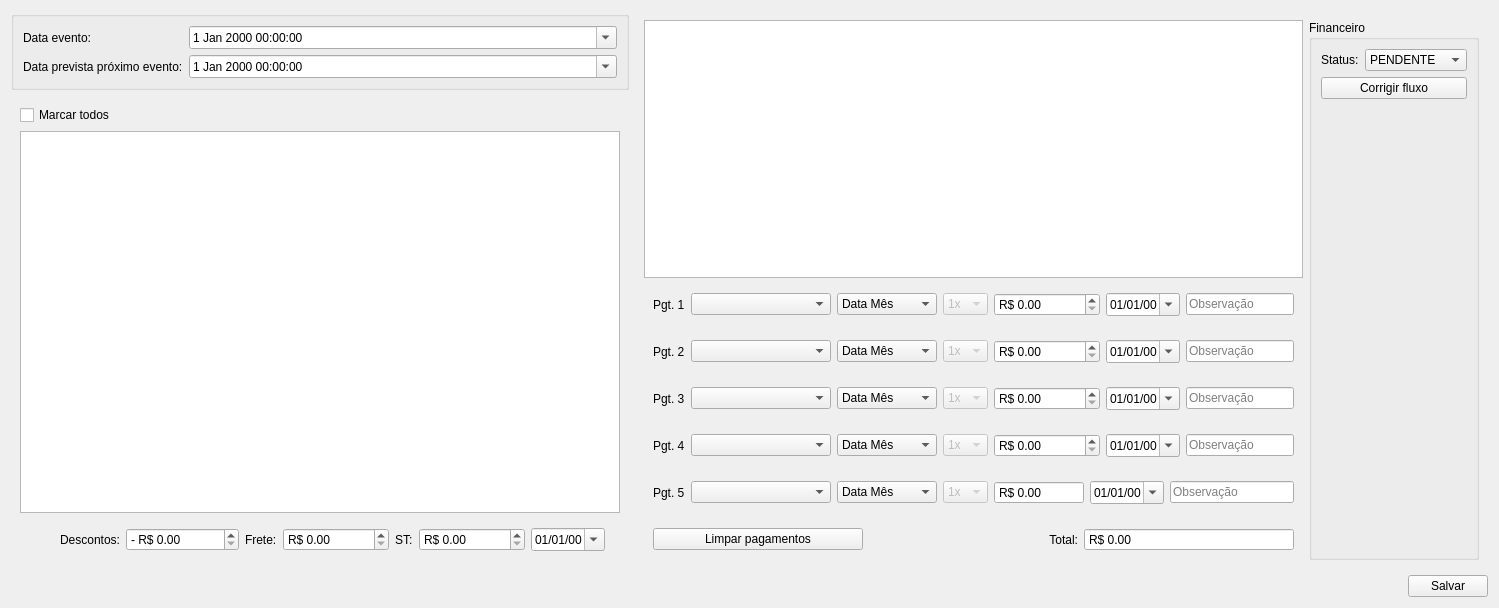
Qt form ui/inputdialogfinanceiro.ui (darktorres/ERP-STACCATO) before a commit.
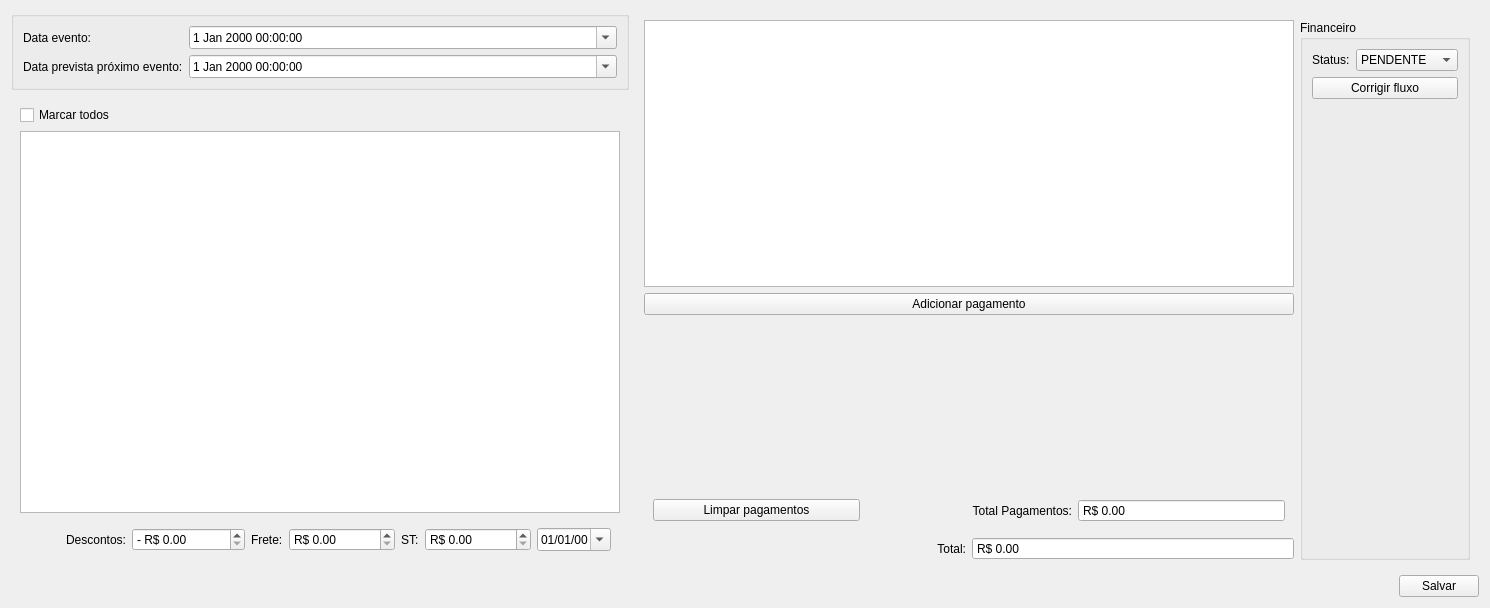
The same form after that commit. Custom widgets are drawn as their Qt base class.

What changed in the file:
```diff
--- a/ui/inputdialogfinanceiro.ui
+++ b/ui/inputdialogfinanceiro.ui
@@ -95,182 +95,33 @@
       </item>
       <item row="1" column="0">
        <layout class="QGridLayout" name="gridLayout_8">
-        <item row="3" column="0">
-         <widget class="QFrame" name="framePgt4">
-          <layout class="QGridLayout" name="gridLayout_9">
-           <item row="0" column="0">
-            <widget class="QLabel" name="label_4">
-             <property name="text">
-              <string>Pgt. 4</string>
-             </property>
-            </widget>
-           </item>
-           <item row="0" column="4">
-            <widget class="QDoubleSpinBox" name="doubleSpinBoxPgt4">
-             <property name="minimumSize">
-              <size>
-               <width>80</width>
-               <height>0</height>
-              </size>
-             </property>
-             <property name="showGroupSeparator" stdset="0">
-              <bool>true</bool>
-             </property>
-             <property name="prefix">
-              <string>R$ </string>
-             </property>
-             <property name="maximum">
-              <double>999999.989999999990687</double>
-             </property>
-            </widget>
-           </item>
-           <item row="0" column="1">
-            <widget class="QComboBox" name="comboBoxPgt4">
-             <property name="minimumSize">
-              <size>
-               <width>140</width>
-               <height>0</height>
-              </size>
-             </property>
-            </widget>
-           </item>
-           <item row="0" column="3">
-            <widget class="QComboBox" name="comboBoxPgt4Parc">
-             <property name="enabled">
-              <bool>false</bool>
-             </property>
-             <property name="sizePolicy">
-              <sizepolicy hsizetype="Fixed" vsizetype="Fixed">
-               <horstretch>0</horstretch>
-               <verstretch>0</verstretch>
-              </sizepolicy>
-             </property>
-             <property name="maximumSize">
-              <size>
-               <width>45</width>
-               <height>16777215</height>
-              </size>
-             </property>
-             <item>
-              <property name="text">
-               <string>1x</string>
-              </property>
-             </item>
-             <item>
-              <property name="text">
-               <string>2x</string>
-              </property>
-             </item>
-             <item>
-              <property name="text">
-               <string>3x</string>
-              </property>
-             </item>
-             <item>
-              <property name="text">
-               <string>4x</string>
-              </property>
-             </item>
-             <item>
-              <property name="text">
-               <string>5x</string>
-              </property>
-             </item>
-             <item>
-              <property name="text">
-               <string>6x</string>
-              </property>
-             </item>
-             <item>
-              <property name="text">
-               <string>7x</string>
-              </property>
-             </item>
-             <item>
-              <property name="text">
-               <string>8x</string>
-              </property>
-             </item>
-             <item>
-              <property name="text">
-               <string>9x</string>
-              </property>
-             </item>
-             <item>
-              <property name="text">
-               <string>10x</string>
-              </property>
-             </item>
-            </widget>
-           </item>
-           <item row="0" column="5">
-            <widget class="QDateEdit" name="dateEditPgt4">
-             <property name="currentSection">
-              <enum>QDateTimeEdit::DaySection</enum>
-             </property>
-             <property name="displayFormat">
-              <string>dd/MM/yy</string>
-             </property>
-             <property name="calendarPopup">
-              <bool>true</bool>
-             </property>
-            </widget>
-           </item>
-           <item row="0" column="6">
-            <widget class="QLineEdit" name="lineEditPgt4">
-             <property name="placeholderText">
-              <string>Observação</string>
-             </property>
-            </widget>
-           </item>
-           <item row="0" column="2">
-            <widget class="QComboBox" name="comboBoxData4">
-             <property name="enabled">
-              <bool>true</bool>
-             </property>
-             <property name="minimumSize">
-              <size>
-               <width>100</width>
-               <height>0</height>
-              </size>
-             </property>
-             <property name="maximumSize">
-              <size>
-               <width>45</width>
-               <height>16777215</height>
-              </size>
-             </property>
-             <item>
-              <property name="text">
-               <string>Data Mês</string>
-              </property>
-             </item>
-             <item>
-              <property name="text">
-               <string>Data + 1 Mês</string>
-              </property>
-             </item>
-             <item>
-              <property name="text">
-               <string>14</string>
-              </property>
-             </item>
-             <item>
-              <property name="text">
-               <string>28</string>
-              </property>
-             </item>
-             <item>
-              <property name="text">
-               <string>30</string>
-              </property>
-             </item>
-            </widget>
-           </item>
-          </layout>
+        <item row="1" column="0" colspan="2">
+         <widget class="WidgetPagamentos" name="widgetPgts" native="true">
+          <property name="sizePolicy">
+           <sizepolicy hsizetype="Expanding" vsizetype="Expanding">
+            <horstretch>0</horstretch>
+            <verstretch>0</verstretch>
+           </sizepolicy>
+          </property>
          </widget>
         </item>
-        <item row="5" column="0">
+        <item row="0" column="0" colspan="2">
+         <widget class="QPushButton" name="pushButtonAdicionarPagamento">
+          <property name="minimumSize">
+           <size>
+            <width>650</width>
+            <height>0</height>
+           </size>
+          </property>
+          <property name="text">
+           <string>Adicionar pagamento</string>
+          </property>
+          <property name="autoDefault">
+           <bool>false</bool>
+          </property>
+         </widget>
+        </item>
+        <item row="2" column="0" colspan="2">
          <widget class="QFrame" name="framePgtTotal">
           <layout class="QHBoxLayout" name="horizontalLayout_3">
            <item>
@@ -292,7 +143,7 @@
               </sizepolicy>
              </property>
              <property name="text">
-              <string>Total:</string>
+              <string>Total Pagamentos:</string>
              </property>
              <property name="alignment">
               <set>Qt::AlignRight|Qt::AlignTrailing|Qt::AlignVCenter</set>
@@ -321,704 +172,39 @@
           </layout>
          </widget>
         </item>
-        <item row="0" column="0">
-         <widget class="QFrame" name="framePgt1">
-          <layout class="QGridLayout" name="gridLayout_5">
-           <item row="0" column="0">
-            <widget class="QLabel" name="label">
-             <property name="text">
-              <string>Pgt. 1</string>
-             </property>
-            </widget>
-           </item>
-           <item row="0" column="3">
-            <widget class="QComboBox" name="comboBoxPgt1Parc">
-             <property name="enabled">
-              <bool>false</bool>
-             </property>
-             <property name="sizePolicy">
-              <sizepolicy hsizetype="Fixed" vsizetype="Fixed">
-               <horstretch>0</horstretch>
-               <verstretch>0</verstretch>
-              </sizepolicy>
-             </property>
-             <property name="maximumSize">
-              <size>
-               <width>45</width>
-               <height>16777215</height>
-              </size>
-             </property>
-             <item>
-              <property name="text">
-               <string>1x</string>
-              </property>
-             </item>
-             <item>
-              <property name="text">
-               <string>2x</string>
-              </property>
-             </item>
-             <item>
-              <property name="text">
-               <string>3x</string>
-              </property>
-             </item>
-             <item>
-              <property name="text">
-               <string>4x</string>
-              </property>
-             </item>
-             <item>
-              <property name="text">
-               <string>5x</string>
-              </property>
-             </item>
-             <item>
-              <property name="text">
-               <string>6x</string>
-              </property>
-             </item>
-             <item>
-              <property name="text">
-               <string>7x</string>
-              </property>
-             </item>
-             <item>
-              <property name="text">
-               <string>8x</string>
-              </property>
-             </item>
-             <item>
-              <property name="text">
-               <string>9x</string>
-              </property>
-             </item>
-             <item>
-              <property name="text">
-               <string>10x</string>
-              </property>
-             </item>
-            </widget>
-           </item>
-           <item row="0" column="5">
-            <widget class="QDateEdit" name="dateEditPgt1">
-             <property name="displayFormat">
-              <string>dd/MM/yy</string>
-             </property>
-             <property name="calendarPopup">
-              <bool>true</bool>
-             </property>
-            </widget>
-           </item>
-           <item row="0" column="6">
-            <widget class="QLineEdit" name="lineEditPgt1">
-             <property name="placeholderText">
-              <string>Observação</string>
-             </property>
-            </widget>
-           </item>
-           <item row="0" column="1">
-            <widget class="QComboBox" name="comboBoxPgt1">
-             <property name="minimumSize">
-              <size>
-               <width>140</width>
-               <height>0</height>
-              </size>
-             </property>
-            </widget>
-           </item>
-           <item row="0" column="4">
-            <widget class="QDoubleSpinBox" name="doubleSpinBoxPgt1">
-             <property name="minimumSize">
-              <size>
-               <width>80</width>
-               <height>0</height>
-              </size>
-             </property>
-             <property name="showGroupSeparator" stdset="0">
-              <bool>true</bool>
-             </property>
-             <property name="prefix">
-              <string>R$ </string>
-             </property>
-             <property name="maximum">
-              <double>999999.989999999990687</double>
-             </property>
-            </widget>
-           </item>
-           <item row="0" column="2">
-            <widget class="QComboBox" name="comboBoxData1">
-             <property name="enabled">
-              <bool>true</bool>
-             </property>
-             <property name="minimumSize">
-              <size>
-               <width>100</width>
-               <height>0</height>
-              </size>
-             </property>
-             <property name="maximumSize">
-              <size>
-               <width>45</width>
-               <height>16777215</height>
-              </size>
-             </property>
-             <item>
-              <property name="text">
-               <string>Data Mês</string>
-              </property>
-             </item>
-             <item>
-              <property name="text">
-               <string>Data + 1 Mês</string>
-              </property>
-             </item>
-             <item>
-              <property name="text">
-               <string>14</string>
-              </property>
-             </item>
-             <item>
-              <property name="text">
-               <string>28</string>
-              </property>
-             </item>
-             <item>
-              <property name="text">
-               <string>30</string>
-              </property>
-             </item>
-            </widget>
-           </item>
-          </layout>
+        <item row="3" column="0">
+         <widget class="QLabel" name="labelRestante_2">
+          <property name="sizePolicy">
+           <sizepolicy hsizetype="Preferred" vsizetype="Preferred">
+            <horstretch>0</horstretch>
+            <verstretch>0</verstretch>
+           </sizepolicy>
+          </property>
+          <property name="text">
+           <string>Total:</string>
+          </property>
+          <property name="alignment">
+           <set>Qt::AlignRight|Qt::AlignTrailing|Qt::AlignVCenter</set>
+          </property>
          </widget>
         </item>
-        <item row="1" column="0">
-         <widget class="QFrame" name="framePgt2">
-          <layout class="QGridLayout" name="gridLayout_6">
-           <item row="0" column="5">
-            <widget class="QDateEdit" name="dateEditPgt2">
-             <property name="displayFormat">
-              <string>dd/MM/yy</string>
-             </property>
-             <property name="calendarPopup">
-              <bool>true</bool>
-             </property>
-            </widget>
-           </item>
-           <item row="0" column="4">
-            <widget class="QDoubleSpinBox" name="doubleSpinBoxPgt2">
-             <property name="minimumSize">
-              <size>
-               <width>80</width>
-               <height>0</height>
-              </size>
-             </property>
-             <property name="showGroupSeparator" stdset="0">
-              <bool>true</bool>
-             </property>
-             <property name="prefix">
-              <string>R$ </string>
-             </property>
-             <property name="maximum">
-              <double>999999.989999999990687</double>
-             </property>
-            </widget>
-           </item>
-           <item row="0" column="3">
-            <widget class="QComboBox" name="comboBoxPgt2Parc">
-             <property name="enabled">
-              <bool>false</bool>
-             </property>
-             <property name="sizePolicy">
-              <sizepolicy hsizetype="Fixed" vsizetype="Fixed">
-               <horstretch>0</horstretch>
-               <verstretch>0</verstretch>
-              </sizepolicy>
-             </property>
-             <property name="maximumSize">
-              <size>
-               <width>45</width>
-               <height>16777215</height>
-              </size>
-             </property>
-             <item>
-              <property name="text">
-               <string>1x</string>
-              </property>
-             </item>
-             <item>
-              <property name="text">
-               <string>2x</string>
-              </property>
-             </item>
-             <item>
-              <property name="text">
-               <string>3x</string>
-              </property>
-             </item>
-             <item>
-              <property name="text">
-               <string>4x</string>
-              </property>
-             </item>
-             <item>
-              <property name="text">
-               <string>5x</string>
-              </property>
-             </item>
-             <item>
-              <property name="text">
-               <string>6x</string>
-              </property>
-             </item>
-             <item>
-              <property name="text">
-               <string>7x</string>
-              </property>
-             </item>
-             <item>
-              <property name="text">
-               <string>8x</string>
-              </property>
-             </item>
-             <item>
-              <property name="text">
-               <string>9x</string>
-              </property>
-             </item>
-             <item>
-              <property name="text">
-               <string>10x</string>
-              </property>
-             </item>
-            </widget>
-           </item>
-           <item row="0" column="0">
-            <widget class="QLabel" name="label_2">
-             <property name="text">
-              <string>Pgt. 2</string>
-             </property>
-            </widget>
-           </item>
-           <item row="0" column="6">
-            <widget class="QLineEdit" name="lineEditPgt2">
-             <property name="placeholderText">
-              <string>Observação</string>
-             </property>
-            </widget>
-           </item>
-           <item row="0" column="1">
-            <widget class="QComboBox" name="comboBoxPgt2">
-             <property name="minimumSize">
-              <size>
-               <width>140</width>
-               <height>0</height>
-              </size>
-             </property>
-            </widget>
-           </item>
-           <item row="0" column="2">
-            <widget class="QComboBox" name="comboBoxData2">
-             <property name="enabled">
-              <bool>true</bool>
-             </property>
-             <property name="minimumSize">
-              <size>
-               <width>100</width>
-               <height>0</height>
-              </size>
-             </property>
-             <property name="maximumSize">
-              <size>
-               <width>45</width>
-               <height>16777215</height>
-              </size>
-             </property>
-             <item>
-              <property name="text">
-               <string>Data Mês</string>
-              </property>
-             </item>
-             <item>
-              <property name="text">
-               <string>Data + 1Mês</string>
-              </property>
-             </item>
-             <item>
-              <property name="text">
-               <string>14</string>
-              </property>
-             </item>
-             <item>
-              <property name="text">
-               <string>28</string>
-              </property>
-             </item>
-             <item>
-              <property name="text">
-               <string>30</string>
-              </property>
-             </item>
-            </widget>
-           </item>
-          </layout>
-         </widget>
-        </item>
-        <item row="2" column="0">
-         <widget class="QFrame" name="framePgt3">
-          <layout class="QGridLayout" name="gridLayout_4">
-           <item row="0" column="0">
-            <widget class="QLabel" name="label_3">
-             <property name="text">
-              <string>Pgt. 3</string>
-             </property>
-            </widget>
-           </item>
-           <item row="0" column="4">
-            <widget class="QDoubleSpinBox" name="doubleSpinBoxPgt3">
-             <property name="minimumSize">
-              <size>
-               <width>80</width>
-               <height>0</height>
-              </size>
-             </property>
-             <property name="showGroupSeparator" stdset="0">
-              <bool>true</bool>
-             </property>
-             <property name="prefix">
-              <string>R$ </string>
-             </property>
-             <property name="maximum">
-              <double>999999.989999999990687</double>
-             </property>
-            </widget>
-           </item>
-           <item row="0" column="1">
-            <widget class="QComboBox" name="comboBoxPgt3">
-             <property name="minimumSize">
-              <size>
-               <width>140</width>
-               <height>0</height>
-              </size>
-             </property>
-            </widget>
-           </item>
-           <item row="0" column="3">
-            <widget class="QComboBox" name="comboBoxPgt3Parc">
-             <property name="enabled">
-              <bool>false</bool>
-             </property>
-             <property name="sizePolicy">
-              <sizepolicy hsizetype="Fixed" vsizetype="Fixed">
-               <horstretch>0</horstretch>
-               <verstretch>0</verstretch>
-              </sizepolicy>
-             </property>
-             <property name="maximumSize">
-              <size>
-               <width>45</width>
-               <height>16777215</height>
-              </size>
-             </property>
-             <item>
-              <property name="text">
-               <string>1x</string>
-              </property>
-             </item>
-             <item>
-              <property name="text">
-               <string>2x</string>
-              </property>
-             </item>
-             <item>
-              <property name="text">
-               <string>3x</string>
-              </property>
-             </item>
-             <item>
-              <property name="text">
-               <string>4x</string>
-              </property>
-             </item>
-             <item>
-              <property name="text">
-               <string>5x</string>
-              </property>
-             </item>
-             <item>
-              <property name="text">
-               <string>6x</string>
-              </property>
-             </item>
-             <item>
-              <property name="text">
-               <string>7x</string>
-              </property>
-             </item>
-             <item>
-              <property name="text">
-               <string>8x</string>
-              </property>
-             </item>
-             <item>
-              <property name="text">
-               <string>9x</string>
-              </property>
-             </item>
-             <item>
-              <property name="text">
-               <string>10x</string>
-              </property>
-             </item>
-            </widget>
-           </item>
-           <item row="0" column="5">
-            <widget class="QDateEdit" name="dateEditPgt3">
-             <property name="currentSection">
-              <enum>QDateTimeEdit::DaySection</enum>
-             </property>
-             <property name="displayFormat">
-              <string>dd/MM/yy</string>
-             </property>
-             <property name="calendarPopup">
-              <bool>true</bool>
-             </property>
-            </widget>
-           </item>
-           <item row="0" column="6">
-            <widget class="QLineEdit" name="lineEditPgt3">
-             <property name="placeholderText">
-              <string>Observação</string>
-             </property>
-            </widget>
-           </item>
-           <item row="0" column="2">
-            <widget class="QComboBox" name="comboBoxData3">
-             <property name="enabled">
-              <bool>true</bool>
-             </property>
-             <property name="minimumSize">
-              <size>
-               <width>100</width>
-               <height>0</height>
-              </size>
-             </property>
-             <property name="maximumSize">
-              <size>
-               <width>45</width>
-               <height>16777215</height>
-              </size>
-             </property>
-             <item>
-              <property name="text">
-               <string>Data Mês</string>
-              </property>
-             </item>
-             <item>
-              <property name="text">
-               <string>Data + 1 Mês</string>
-              </property>
-             </item>
-             <item>
-              <property name="text">
-               <string>14</string>
-              </property>
-             </item>
-             <item>
-              <property name="text">
-               <string>28</string>
-              </property>
-             </item>
-             <item>
-              <property name="text">
-               <string>30</string>
-              </property>
-             </item>
-            </widget>
-           </item>
-          </layout>
-         </widget>
-        </item>
-        <item row="4" column="0">
-         <widget class="QFrame" name="framePgt5">
-          <layout class="QGridLayout" name="gridLayout_12">
-           <item row="0" column="0">
-            <widget class="QLabel" name="label_6">
-             <property name="text">
-              <string>Pgt. 5</string>
-             </property>
-            </widget>
-           </item>
-           <item row="0" column="4">
-            <widget class="QDoubleSpinBox" name="doubleSpinBoxPgt5">
-             <property name="minimumSize">
-              <size>
-               <width>80</width>
-               <height>0</height>
-              </size>
-             </property>
-             <property name="readOnly">
-              <bool>true</bool>
-             </property>
-             <property name="buttonSymbols">
-              <enum>QAbstractSpinBox::NoButtons</enum>
-             </property>
-             <property name="showGroupSeparator" stdset="0">
-              <bool>true</bool>
-             </property>
-             <property name="prefix">
-              <string>R$ </string>
-             </property>
-             <property name="maximum">
-              <double>999999.989999999990687</double>
-             </property>
-            </widget>
-           </item>
-           <item row="0" column="1">
-            <widget class="QComboBox" name="comboBoxPgt5">
-             <property name="minimumSize">
-              <size>
-               <width>140</width>
-               <height>0</height>
-              </size>
-             </property>
-            </widget>
-           </item>
-           <item row="0" column="3">
-            <widget class="QComboBox" name="comboBoxPgt5Parc">
-             <property name="enabled">
-              <bool>false</bool>
-             </property>
-             <property name="sizePolicy">
-              <sizepolicy hsizetype="Fixed" vsizetype="Fixed">
-               <horstretch>0</horstretch>
-               <verstretch>0</verstretch>
-              </sizepolicy>
-             </property>
-             <property name="maximumSize">
-              <size>
-               <width>45</width>
-               <height>16777215</height>
-              </size>
-             </property>
-             <item>
-              <property name="text">
-               <string>1x</string>
-              </property>
-             </item>
-             <item>
-              <property name="text">
-               <string>2x</string>
-              </property>
-             </item>
-             <item>
-              <property name="text">
-               <string>3x</string>
-              </property>
-             </item>
-             <item>
-              <property name="text">
-               <string>4x</string>
-              </property>
-             </item>
-             <item>
-              <property name="text">
-               <string>5x</string>
-              </property>
-             </item>
-             <item>
-              <property name="text">
-               <string>6x</string>
-              </property>
-             </item>
-             <item>
-              <property name="text">
-               <string>7x</string>
-              </property>
-             </item>
-             <item>
-              <property name="text">
-               <string>8x</string>
-              </property>
-             </item>
-             <item>
-              <property name="text">
-               <string>9x</string>
-              </property>
-             </item>
-             <item>
-              <property name="text">
-               <string>10x</string>
-              </property>
-             </item>
-            </widget>
-           </item>
-           <item row="0" column="5">
-            <widget class="QDateEdit" name="dateEditPgt5">
-             <property name="currentSection">
-              <enum>QDateTimeEdit::DaySection</enum>
-             </property>
-             <property name="displayFormat">
-              <string>dd/MM/yy</string>
-             </property>
-             <property name="calendarPopup">
-              <bool>true</bool>
-             </property>
-            </widget>
-           </item>
-           <item row="0" column="6">
-            <widget class="QLineEdit" name="lineEditPgt5">
-             <property name="placeholderText">
-              <string>Observação</string>
-             </property>
-            </widget>
-           </item>
-           <item row="0" column="2">
-            <widget class="QComboBox" name="comboBoxData5">
-             <property name="enabled">
-              <bool>true</bool>
-             </property>
-             <property name="minimumSize">
-              <size>
-               <width>100</width>
-               <height>0</height>
-              </size>
-             </property>
-             <property name="maximumSize">
-              <size>
-               <width>45</width>
-               <height>16777215</height>
-              </size>
-             </property>
-             <item>
-              <property name="text">
-               <string>Data Mês</string>
-              </property>
-             </item>
-             <item>
-              <property name="text">
-               <string>Data + 1 Mês</string>
-              </property>
-             </item>
-             <item>
-              <property name="text">
-               <string>14</string>
-              </property>
-             </item>
-             <item>
-              <property name="text">
-               <string>28</string>
-              </property>
-             </item>
-             <item>
-              <property name="text">
-               <string>30</string>
-              </property>
-             </item>
-            </widget>
-           </item>
-          </layout>
+        <item row="3" column="1">
+         <widget class="QDoubleSpinBox" name="doubleSpinBoxTotal">
+          <property name="readOnly">
+           <bool>true</bool>
+          </property>
+          <property name="buttonSymbols">
+           <enum>QAbstractSpinBox::NoButtons</enum>
+          </property>
+          <property name="showGroupSeparator" stdset="0">
+           <bool>true</bool>
+          </property>
+          <property name="prefix">
+           <string>R$ </string>
+          </property>
+          <property name="maximum">
+           <double>999999.989999999990687</double>
+          </property>
          </widget>
         </item>
        </layout>
@@ -1099,7 +285,33 @@
    <item row="1" column="0">
     <widget class="QFrame" name="frameDataPreco">
      <layout class="QGridLayout" name="gridLayout_3">
-      <item row="3" column="0">
+      <item row="1" column="0" colspan="2">
+       <widget class="QCheckBox" name="checkBoxMarcarTodos">
+        <property name="text">
+         <string>Marcar todos</string>
+        </property>
+       </widget>
+      </item>
+      <item row="2" column="0" colspan="2">
+       <widget class="TableView" name="table">
+        <property name="minimumSize">
+         <size>
+          <width>600</width>
+          <height>0</height>
+         </size>
+        </property>
+        <property name="mouseTracking">
+         <bool>true</bool>
+        </property>
+        <property name="selectionMode">
+         <enum>QAbstractItemView::MultiSelection</enum>
+        </property>
+        <property name="selectionBehavior">
+         <enum>QAbstractItemView::SelectRows</enum>
+        </property>
+       </widget>
+      </item>
+      <item row="3" column="0" colspan="2">
        <widget class="QFrame" name="frameFrete">
         <layout class="QHBoxLayout" name="horizontalLayout_4">
          <item>
@@ -1206,32 +418,6 @@
         </layout>
        </widget>
       </item>
-      <item row="1" column="0" colspan="2">
-       <widget class="QCheckBox" name="checkBoxMarcarTodos">
-        <property name="text">
-         <string>Marcar todos</string>
-        </property>
-       </widget>
-      </item>
-      <item row="2" column="0" colspan="2">
-       <widget class="TableView" name="table">
-        <property name="minimumSize">
-         <size>
-          <width>600</width>
-          <height>0</height>
-         </size>
-        </property>
-        <property name="mouseTracking">
-         <bool>true</bool>
-        </property>
-        <property name="selectionMode">
-         <enum>QAbstractItemView::MultiSelection</enum>
-        </property>
-        <property name="selectionBehavior">
-         <enum>QAbstractItemView::SelectRows</enum>
-        </property>
-       </widget>
-      </item>
      </layout>
     </widget>
    </item>
@@ -1289,6 +475,12 @@
    <extends>QTableView</extends>
    <header>src/tableview.h</header>
   </customwidget>
+  <customwidget>
+   <class>WidgetPagamentos</class>
+   <extends>QWidget</extends>
+   <header>src/widgetpagamentos.h</header>
+   <container>1</container>
+  </customwidget>
  </customwidgets>
  <resources/>
  <connections/>
```
